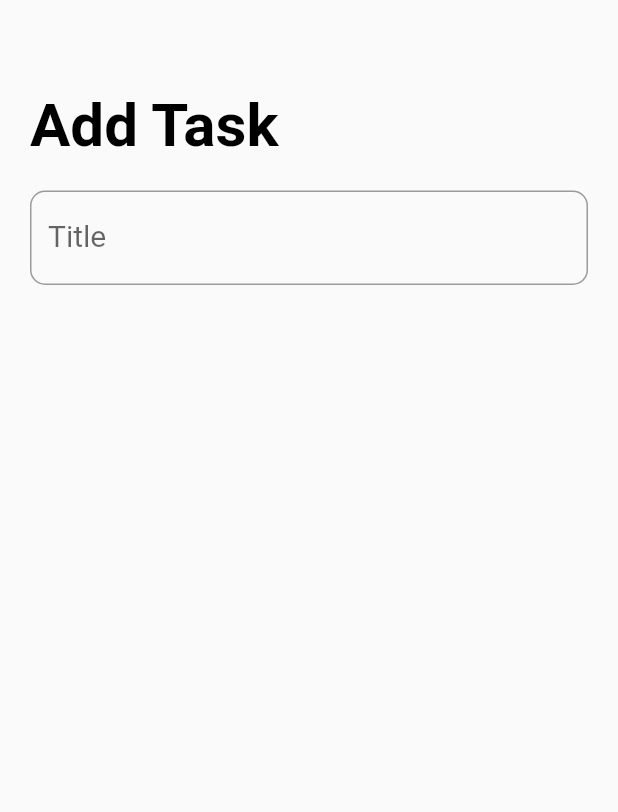
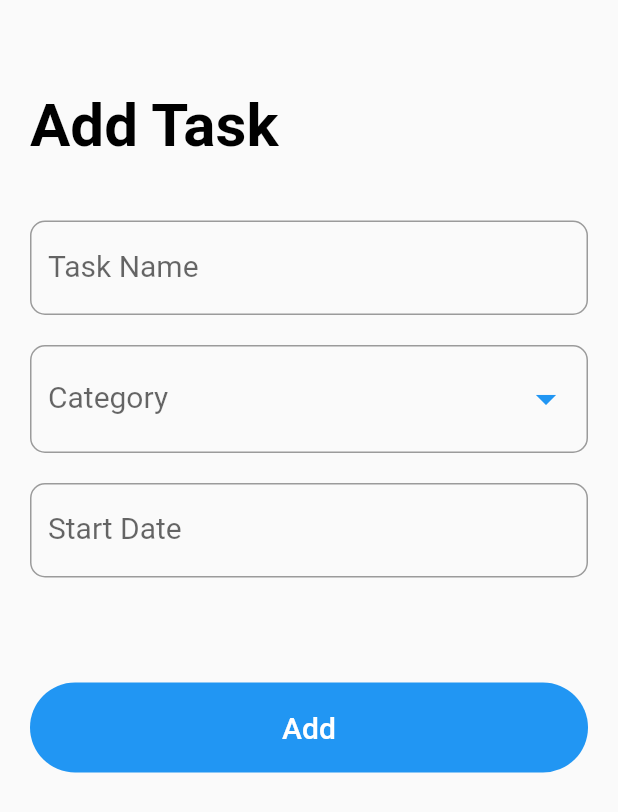
Before and after one commit to sainathsurender/ToDoist, a Flutter app: the AddScreen screen opened directly, on a phone screen of 412 x 824 dp. Shown: the top 812 px of the screen. Run offline on Flutter 3.47's test engine with Material 2 defaults, Android fonts, the phone set to English and light mode, and no system bars.

Commit message:
Added Submit Button

```diff
--- a/lib/screens/add_screen.dart
+++ b/lib/screens/add_screen.dart
@@ -1,4 +1,5 @@
 import 'package:flutter/material.dart';
+import 'package:intl/intl.dart';
 
 class AddScreen extends StatefulWidget {
   @override
@@ -8,11 +9,35 @@ class AddScreen extends StatefulWidget {
 class _AddScreenState extends State<AddScreen> {
   final _formKey = GlobalKey<FormState>();
   String _title = '';
+  String _category = '';
+  DateTime _startDate = DateTime.now();
+  final _dateFormatter = DateFormat('MMM dd, yyyy');
+  TextEditingController _dateController = TextEditingController();
+  final List<String> Categories = ['Work', 'Home', 'Personal'];
+
+  _tapEvent() async {
+    final _date = await showDatePicker(
+        context: context,
+        initialDate: _startDate,
+        firstDate: DateTime(2020),
+        lastDate: DateTime(2022));
+
+    if (_date != null && _date != _startDate) {
+      setState(() {
+        _startDate = _date;
+      });
+
+      _dateController.text = _dateFormatter.format(_date);
+    }
+  }
 
   @override
   Widget build(BuildContext context) {
     return Scaffold(
-      body: Padding(
+        body: GestureDetector(
+            onTap: () => FocusScope.of(context).unfocus(),
+            child: SingleChildScrollView(
+              child: Padding(
                 padding: EdgeInsets.all(20.0),
                 child: Column(
                     crossAxisAlignment: CrossAxisAlignment.start,
@@ -30,28 +55,102 @@ class _AddScreenState extends State<AddScreen> {
                       SizedBox(
                         height: 20.0,
                       ),
-              Form(
+                      Padding(
+                        padding: EdgeInsets.only(top: 20.0),
+                        child: Form(
                           key: _formKey,
                           child: Column(
                             children: <Widget>[
                               TextFormField(
                                 style: TextStyle(fontSize: 20.0),
                                 decoration: InputDecoration(
-                        labelText: 'Title',
+                                  labelText: 'Task Name',
                                   labelStyle: TextStyle(fontSize: 20.0),
                                   border: OutlineInputBorder(
-                            borderRadius: BorderRadius.circular(10.0)),
+                                      borderRadius:
+                                          BorderRadius.circular(10.0)),
                                 ),
                                 validator: (input) =>
                                     input.trim().isEmpty ? 'Enter Title' : null,
                                 onSaved: (input) => _title = input,
                                 initialValue: _title,
+                              ),
+                              SizedBox(
+                                height: 20.0,
+                              ),
+                              DropdownButtonFormField(
+                                isDense: true,
+                                icon: Icon(Icons.arrow_drop_down),
+                                iconSize: 32.0,
+                                iconEnabledColor:
+                                    Theme.of(context).primaryColor,
+                                items: Categories.map((String category) {
+                                  return DropdownMenuItem(
+                                      value: category,
+                                      child: Text(
+                                        category,
+                                        style: TextStyle(color: Colors.black),
+                                      ));
+                                }).toList(),
+                                style: TextStyle(fontSize: 20.0),
+                                decoration: InputDecoration(
+                                  labelText: 'Category',
+                                  labelStyle: TextStyle(fontSize: 20.0),
+                                  border: OutlineInputBorder(
+                                      borderRadius:
+                                          BorderRadius.circular(10.0)),
+                                ),
+                                validator: (input) => _category == null
+                                    ? 'Please select a Category'
+                                    : null,
+                                onSaved: (input) => _category = input,
+                                onChanged: (value) {
+                                  setState(() {
+                                    _category = value.toString();
+                                  });
+                                },
+                              ),
+                              SizedBox(
+                                height: 20.0,
+                              ),
+                              TextFormField(
+                                readOnly: true,
+                                controller: _dateController,
+                                onTap: _tapEvent,
+                                style: TextStyle(fontSize: 20.0),
+                                decoration: InputDecoration(
+                                  labelText: 'Start Date',
+                                  labelStyle: TextStyle(fontSize: 20.0),
+                                  border: OutlineInputBorder(
+                                      borderRadius:
+                                          BorderRadius.circular(10.0)),
+                                ),
+                              ),
+                              SizedBox(
+                                height: 20.0,
+                              ),
+                              Container(
+                                margin: EdgeInsets.only(top: 50.0),
+                                height: 60.0,
+                                width: double.infinity,
+                                decoration: BoxDecoration(
+                                  color: Theme.of(context).primaryColor,
+                                  borderRadius: BorderRadius.circular(30.0),
+                                ),
+                                child: FlatButton(
+                                  child: Text(
+                                    'Add',
+                                    style: TextStyle(
+                                        color: Colors.white, fontSize: 20.0),
+                                  ),
+                                ),
                               )
                             ],
                           ),
-              )
+                        ),
+                      ),
                     ]),
               ),
-    );
+            )));
   }
 }
--- a/pubspec.yaml
+++ b/pubspec.yaml
@@ -28,6 +28,7 @@ dependencies:
   # The following adds the Cupertino Icons font to your application.
   # Use with the CupertinoIcons class for iOS style icons.
   cupertino_icons: ^0.1.3
+  intl: ^0.16.1
 
 dev_dependencies:
   flutter_test:
```
Lines whose indentation alone changed are shown as unchanged.
